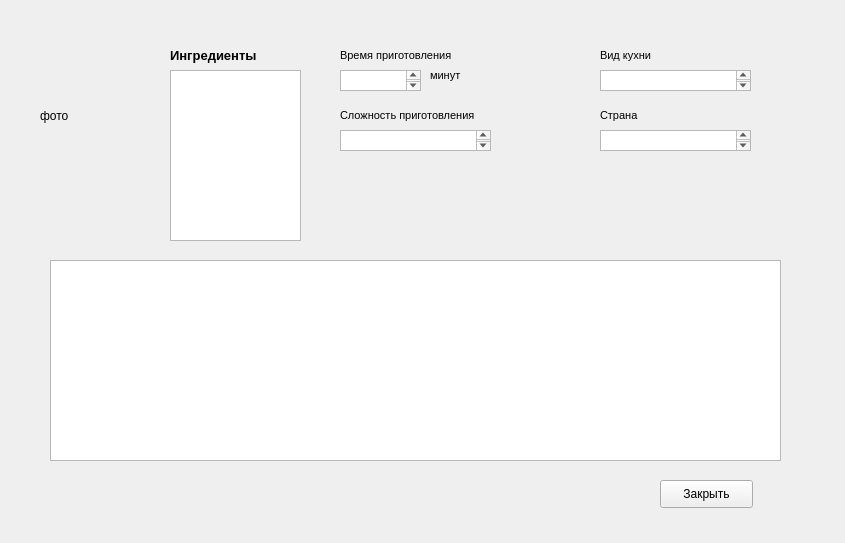
Old version of the form viewrecipe.ui in the repository Alina1999mikh/AppForRecipe.
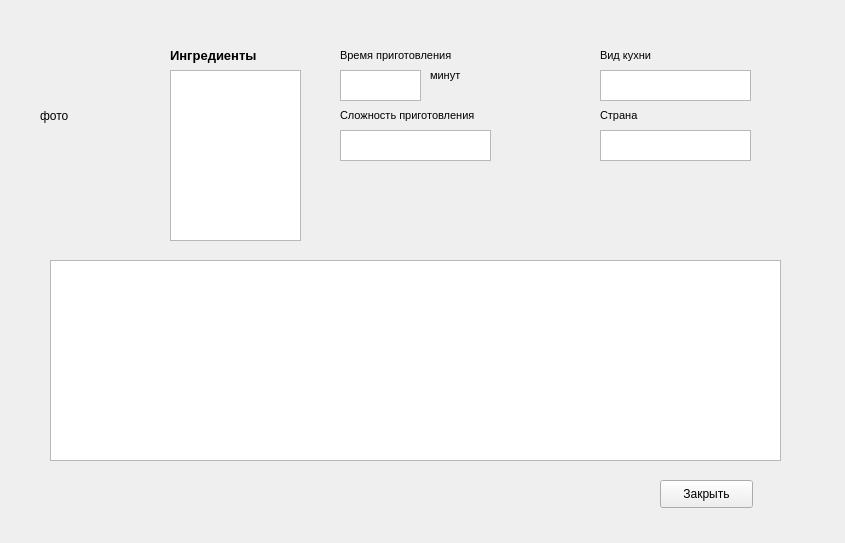
New version of the form.

Diff of the .ui file:
```diff
--- a/viewrecipe.ui
+++ b/viewrecipe.ui
@@ -82,7 +82,7 @@
      <x>340</x>
      <y>70</y>
      <width>81</width>
-     <height>21</height>
+     <height>31</height>
     </rect>
    </property>
   </widget>
@@ -155,7 +155,7 @@
      <x>340</x>
      <y>130</y>
      <width>151</width>
-     <height>21</height>
+     <height>31</height>
     </rect>
    </property>
   </widget>
@@ -205,7 +205,7 @@
      <x>600</x>
      <y>70</y>
      <width>151</width>
-     <height>21</height>
+     <height>31</height>
     </rect>
    </property>
   </widget>
@@ -215,7 +215,7 @@
      <x>600</x>
      <y>130</y>
      <width>151</width>
-     <height>21</height>
+     <height>31</height>
     </rect>
    </property>
   </widget>
```
